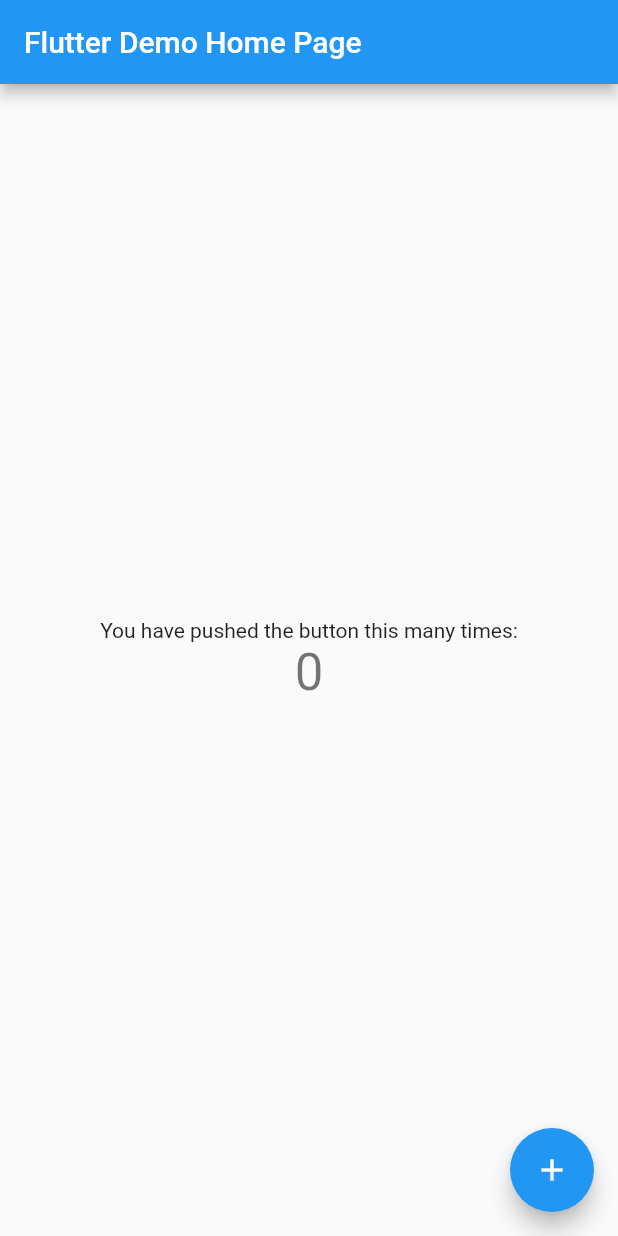
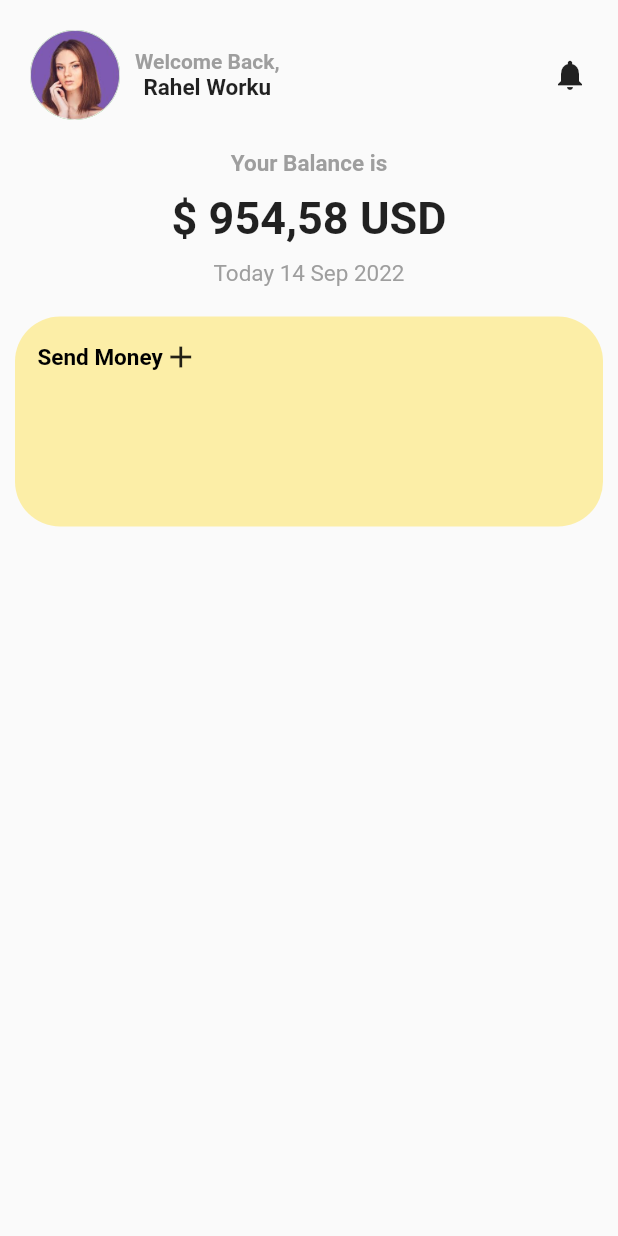
Before and after one commit to Richo-Worku/UI, a Flutter app: the screen it shows after launch, on a phone screen of 412 x 824 dp. Run offline on Flutter 3.47's test engine with Material 2 defaults, Android fonts, the phone set to English and light mode, and no system bars.

Commit message:
second commit

```diff
--- a/lib/main.dart
+++ b/lib/main.dart
@@ -1,4 +1,5 @@
 import 'package:flutter/material.dart';
+import 'package:flutter_ui/screens/firstui.dart';
 
 void main() {
   runApp(const MyApp());
@@ -11,105 +12,14 @@ class MyApp extends StatelessWidget {
   @override
   Widget build(BuildContext context) {
     return MaterialApp(
+      debugShowCheckedModeBanner: false,
       title: 'Flutter Demo',
       theme: ThemeData(
-        // This is the theme of your application.
-        //
-        // Try running your application with "flutter run". You'll see the
-        // application has a blue toolbar. Then, without quitting the app, try
-        // changing the primarySwatch below to Colors.green and then invoke
-        // "hot reload" (press "r" in the console where you ran "flutter run",
-        // or simply save your changes to "hot reload" in a Flutter IDE).
-        // Notice that the counter didn't reset back to zero; the application
-        // is not restarted.
         primarySwatch: Colors.blue,
       ),
-      home: const MyHomePage(title: 'Flutter Demo Home Page'),
+      home: const Scaffold(
+        body: FirstUi(),
+      ),
     );
   }
 }
-
-class MyHomePage extends StatefulWidget {
-  const MyHomePage({super.key, required this.title});
-
-  // This widget is the home page of your application. It is stateful, meaning
-  // that it has a State object (defined below) that contains fields that affect
-  // how it looks.
-
-  // This class is the configuration for the state. It holds the values (in this
-  // case the title) provided by the parent (in this case the App widget) and
-  // used by the build method of the State. Fields in a Widget subclass are
-  // always marked "final".
-
-  final String title;
-
-  @override
-  State<MyHomePage> createState() => _MyHomePageState();
-}
-
-class _MyHomePageState extends State<MyHomePage> {
-  int _counter = 0;
-
-  void _incrementCounter() {
-    setState(() {
-      // This call to setState tells the Flutter framework that something has
-      // changed in this State, which causes it to rerun the build method below
-      // so that the display can reflect the updated values. If we changed
-      // _counter without calling setState(), then the build method would not be
-      // called again, and so nothing would appear to happen.
-      _counter++;
-    });
-  }
-
-  @override
-  Widget build(BuildContext context) {
-    // This method is rerun every time setState is called, for instance as done
-    // by the _incrementCounter method above.
-    //
-    // The Flutter framework has been optimized to make rerunning build methods
-    // fast, so that you can just rebuild anything that needs updating rather
-    // than having to individually change instances of widgets.
-    return Scaffold(
-      appBar: AppBar(
-        // Here we take the value from the MyHomePage object that was created by
-        // the App.build method, and use it to set our appbar title.
-        title: Text(widget.title),
-      ),
-      body: Center(
-        // Center is a layout widget. It takes a single child and positions it
-        // in the middle of the parent.
-        child: Column(
-          // Column is also a layout widget. It takes a list of children and
-          // arranges them vertically. By default, it sizes itself to fit its
-          // children horizontally, and tries to be as tall as its parent.
-          //
-          // Invoke "debug painting" (press "p" in the console, choose the
-          // "Toggle Debug Paint" action from the Flutter Inspector in Android
-          // Studio, or the "Toggle Debug Paint" command in Visual Studio Code)
-          // to see the wireframe for each widget.
-          //
-          // Column has various properties to control how it sizes itself and
-          // how it positions its children. Here we use mainAxisAlignment to
-          // center the children vertically; the main axis here is the vertical
-          // axis because Columns are vertical (the cross axis would be
-          // horizontal).
-          mainAxisAlignment: MainAxisAlignment.center,
-          children: <Widget>[
-            const Text(
-              'You have pushed the button this many times:',
-            ),
-            Text(
-              '$_counter',
-              style: Theme.of(context).textTheme.headline4,
-            ),
-          ],
-        ),
-      ),
-      floatingActionButton: FloatingActionButton(
-        onPressed: _incrementCounter,
-        tooltip: 'Increment',
-        child: const Icon(Icons.add),
-      ), // This trailing comma makes auto-formatting nicer for build methods.
-    );
-  }
-}
--- /dev/null
+++ b/lib/screens/firstui.dart
@@ -0,0 +1,138 @@
+import 'package:flutter/cupertino.dart';
+import 'package:flutter/material.dart';
+
+class FirstUi extends StatefulWidget {
+  const FirstUi({super.key});
+
+  @override
+  State<FirstUi> createState() => _FirstUiState();
+}
+
+class _FirstUiState extends State<FirstUi> {
+  @override
+  Widget build(BuildContext context) {
+    return (SafeArea(
+        child: Column(
+      children: [
+        Container(
+          margin: EdgeInsets.all(20),
+          child: Row(
+            mainAxisAlignment: MainAxisAlignment.spaceBetween,
+            children: [
+              Container(
+                child: Row(
+                  children: [
+                    Container(
+                      height: 60,
+                      width: 60,
+                      decoration: BoxDecoration(
+                          color: Colors.green,
+                          borderRadius: BorderRadius.circular(30),
+                          image: DecorationImage(
+                              image: AssetImage('assets/images/images.jpg'))
+                          //more than 50% of width makes circle
+                          ),
+                    ),
+                    SizedBox(
+                      width: 10,
+                    ),
+                    Container(
+                      child: Column(
+                        children: [
+                          Text(
+                            'Welcome Back,',
+                            style: TextStyle(
+                                fontWeight: FontWeight.bold,
+                                color: Colors.grey),
+                          ),
+                          Text(
+                            'Rahel Worku',
+                            style: TextStyle(
+                                fontWeight: FontWeight.bold, fontSize: 15),
+                          )
+                        ],
+                      ),
+                    )
+                  ],
+                ),
+              ),
+              Container(
+                child: Icon(Icons.notifications),
+              )
+            ],
+          ),
+        ),
+        Container(
+          child: Center(
+            child: Text(
+              'Your Balance is',
+              style: TextStyle(
+                  color: Colors.grey,
+                  fontWeight: FontWeight.bold,
+                  fontSize: 15),
+            ),
+          ),
+        ),
+        SizedBox(
+          height: 10,
+        ),
+        Container(
+          child: Center(
+              child: Text(
+            "\$" + " " + '954,58' + " " + "USD",
+            style: TextStyle(fontWeight: FontWeight.bold, fontSize: 30),
+          )),
+        ),
+        SizedBox(
+          height: 10,
+        ),
+        Container(
+          child: Center(
+              child: Text("Today" + " " + '14' + " " + "Sep " + "2022",
+                  style: TextStyle(
+                      color: Colors.grey,
+                      //  fontWeight: FontWeight.bold,
+                      fontSize: 15))),
+        ),
+        SizedBox(
+          height: 10,
+        ),
+        Container(
+          padding: EdgeInsets.all(15),
+          margin: EdgeInsets.all(10),
+          height: 140,
+          width: MediaQuery.of(context).size.width,
+          decoration: BoxDecoration(
+            color: Color(0xfffceea7),
+            borderRadius: BorderRadius.circular(30),
+
+            //more than 50% of width makes circle
+          ),
+          child: Column(
+            children: [
+              Container(
+                child: Row(
+                  children: [
+                    Container(
+                      child: Text(
+                        'Send Money',
+                        style: TextStyle(
+                            fontSize: 15,
+                            color: Colors.black,
+                            fontWeight: FontWeight.bold),
+                      ),
+                    ),
+                    Container(
+                      child: Icon(Icons.add),
+                    )
+                  ],
+                ),
+              ),
+              Container()
+            ],
+          ),
+        )
+      ],
+    )));
+  }
+}
```
Also changed, not shown: pubspec.yaml (+4 -6 lines), assets/images/images.jpg (added).
